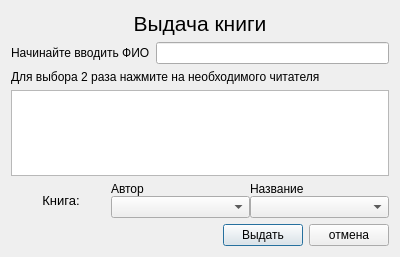
This is give_give_dialog.ui in Charmpy/library-project as Qt 5 draws it before an edit. The edited form follows.
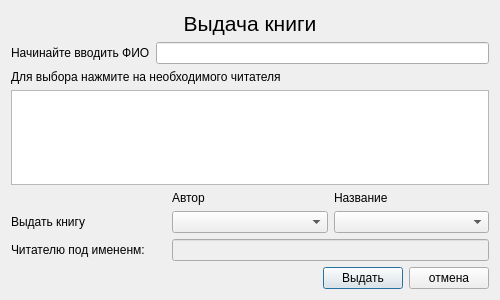
This is the edited form.

Commit message: 17.11.2020 BookWidget(ready) GiveWidget(ready)

The edit to the form file:
```diff
--- a/give_give_dialog.ui
+++ b/give_give_dialog.ui
@@ -6,8 +6,8 @@
    <rect>
     <x>0</x>
     <y>0</y>
-    <width>400</width>
-    <height>257</height>
+    <width>500</width>
+    <height>300</height>
    </rect>
   </property>
   <property name="sizePolicy">
@@ -16,10 +16,16 @@
     <verstretch>0</verstretch>
    </sizepolicy>
   </property>
+  <property name="minimumSize">
+   <size>
+    <width>500</width>
+    <height>300</height>
+   </size>
+  </property>
   <property name="maximumSize">
    <size>
-    <width>400</width>
-    <height>257</height>
+    <width>600</width>
+    <height>400</height>
    </size>
   </property>
   <property name="windowTitle">
@@ -80,99 +86,71 @@
    <item>
     <widget class="QLabel" name="label_6">
      <property name="text">
-      <string>Для выбора 2 раза нажмите на необходимого читателя </string>
+      <string>Для выбора нажмите на необходимого читателя </string>
      </property>
     </widget>
    </item>
    <item>
-    <widget class="QTableWidget" name="name_tbl"/>
+    <widget class="QTableWidget" name="name_tbl">
+     <property name="enabled">
+      <bool>true</bool>
+     </property>
+    </widget>
    </item>
    <item>
-    <layout class="QHBoxLayout" name="horizontalLayout_3">
-     <property name="spacing">
-      <number>0</number>
-     </property>
-     <item>
+    <layout class="QGridLayout" name="gridLayout">
+     <item row="0" column="2">
+      <widget class="QLabel" name="label_5">
+       <property name="text">
+        <string>Название</string>
+       </property>
+      </widget>
+     </item>
+     <item row="1" column="0">
       <widget class="QLabel" name="label_3">
-       <property name="sizePolicy">
-        <sizepolicy hsizetype="Fixed" vsizetype="Preferred">
-         <horstretch>0</horstretch>
-         <verstretch>0</verstretch>
-        </sizepolicy>
+       <property name="text">
+        <string>Выдать книгу</string>
        </property>
-       <property name="minimumSize">
-        <size>
-         <width>100</width>
-         <height>0</height>
-        </size>
+      </widget>
+     </item>
+     <item row="1" column="2">
+      <widget class="QComboBox" name="title_combo"/>
+     </item>
+     <item row="1" column="1">
+      <widget class="QComboBox" name="author_combo"/>
+     </item>
+     <item row="0" column="1">
+      <widget class="QLabel" name="label_4">
+       <property name="text">
+        <string>Автор</string>
        </property>
-       <property name="font">
-        <font>
-         <pointsize>10</pointsize>
-        </font>
-       </property>
+      </widget>
+     </item>
+     <item row="2" column="0">
+      <widget class="QLabel" name="label_7">
        <property name="text">
-        <string>Книга:</string>
+        <string>Читателю под имененм:</string>
        </property>
-       <property name="alignment">
-        <set>Qt::AlignCenter</set>
-       </property>
       </widget>
      </item>
-     <item>
-      <layout class="QGridLayout" name="gridLayout">
-       <item row="0" column="0">
-        <widget class="QLabel" name="label_4">
-         <property name="text">
-          <string>Автор</string>
-         </property>
-        </widget>
-       </item>
-       <item row="1" column="0">
-        <widget class="QComboBox" name="author_combo"/>
-       </item>
-       <item row="0" column="1">
-        <widget class="QLabel" name="label_5">
-         <property name="text">
-          <string>Название</string>
-         </property>
-        </widget>
-       </item>
-       <item row="1" column="1">
-        <widget class="QComboBox" name="comboBox_3"/>
-       </item>
-      </layout>
+     <item row="2" column="1" colspan="2">
+      <widget class="QLineEdit" name="user_name">
+       <property name="enabled">
+        <bool>false</bool>
+       </property>
+      </widget>
      </item>
     </layout>
    </item>
-   <item>
-    <spacer name="verticalSpacer_3">
-     <property name="orientation">
-      <enum>Qt::Vertical</enum>
-     </property>
-     <property name="sizeHint" stdset="0">
-      <size>
-       <width>20</width>
-       <height>40</height>
-      </size>
-     </property>
-    </spacer>
-   </item>
-   <item>
-    <spacer name="verticalSpacer_2">
-     <property name="orientation">
-      <enum>Qt::Vertical</enum>
-     </property>
-     <property name="sizeHint" stdset="0">
-      <size>
-       <width>20</width>
-       <height>40</height>
-      </size>
-     </property>
-    </spacer>
-   </item>
    <item>
     <layout class="QHBoxLayout" name="horizontalLayout_2">
+     <item>
+      <widget class="QLabel" name="error">
+       <property name="text">
+        <string/>
+       </property>
+      </widget>
+     </item>
      <item>
       <spacer name="horizontalSpacer">
        <property name="orientation">
```
The commit also changes 3 other files.
